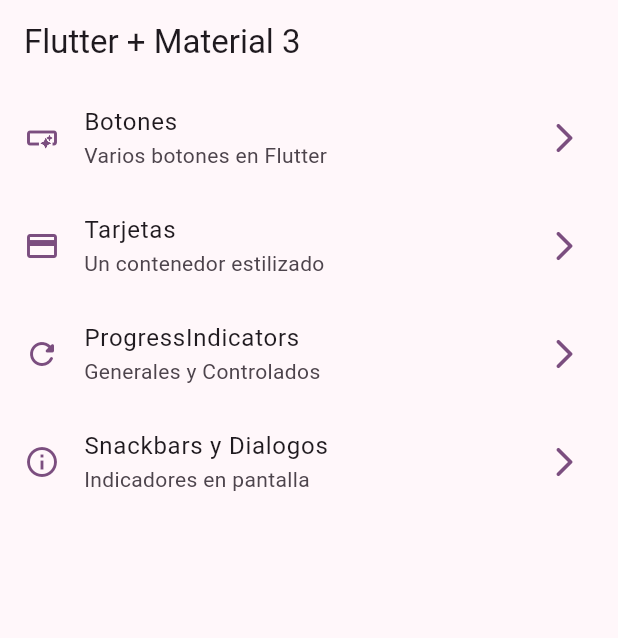
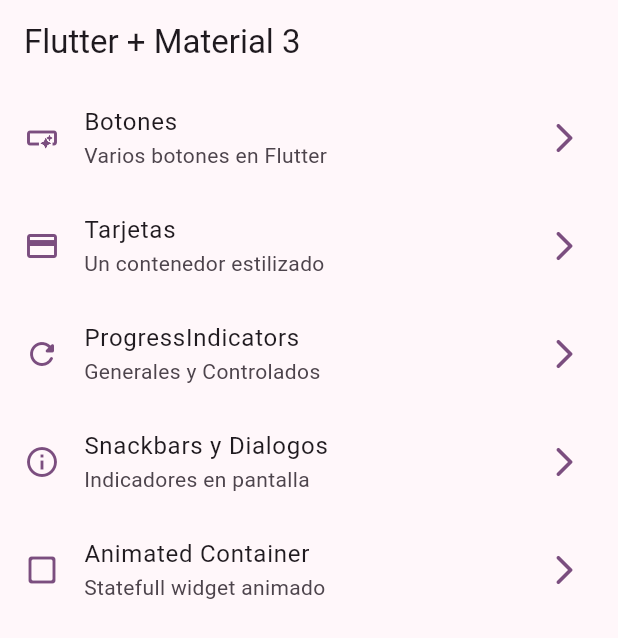
Before and after one commit to JonathanMartinez10/components-app-material-3, a Flutter app: the screen it shows after launch, on a phone screen of 412 x 824 dp. Shown: the top 638 px of the screen. Run offline on Flutter 3.47's test engine with Material 2 defaults, Android fonts, the phone set to English and light mode, and no system bars; our stand-ins replace go_router.

Commit message:
animated container finished

```diff
--- a/lib/config/menu/menu_items.dart
+++ b/lib/config/menu/menu_items.dart
@@ -42,6 +42,12 @@ const appMenuItems = <MenuItem>[
     subTitle: 'Indicadores en pantalla',
     link: '/snackbars',
     icon: Icons.info_outline,
-  )
+  ),
 
+  MenuItem(
+    title: 'Animated Container',
+    subTitle: 'Statefull widget animado',
+    link: '/animated',
+    icon: Icons.check_box_outline_blank_rounded,
+  ),
 ];
--- a/lib/config/router/app_router.dart
+++ b/lib/config/router/app_router.dart
@@ -36,5 +36,11 @@ final appRouter = GoRouter(
       name: SnackbarScreen.name,
       builder: (context, state) => const SnackbarScreen(),
     ),
+
+    GoRoute(
+      path: '/animated',
+      name: AnimatedScreen.name,
+      builder: (context, state) => const AnimatedScreen(),
+    ),
   ],
 );
```
Also changed, not shown: lib/presentation/screens/animated/animated_screen.dart (+53 -2 lines).
